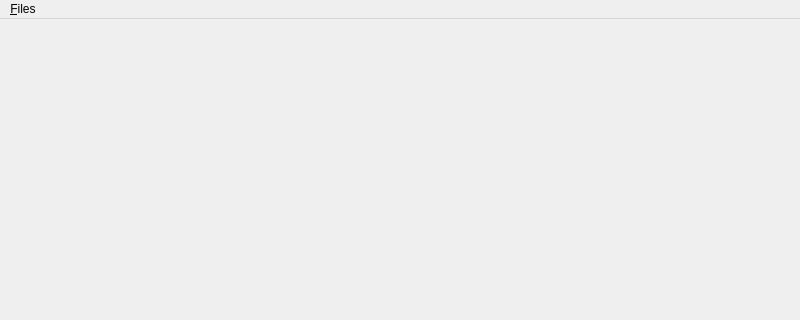
Qt form qmesydaq/mesydaq2mainwindow.ui (flueke/qmesydaq) before a commit; both pictures show x 0 to 800 and y 0 to 320 of the 800 by 600 pixel window.
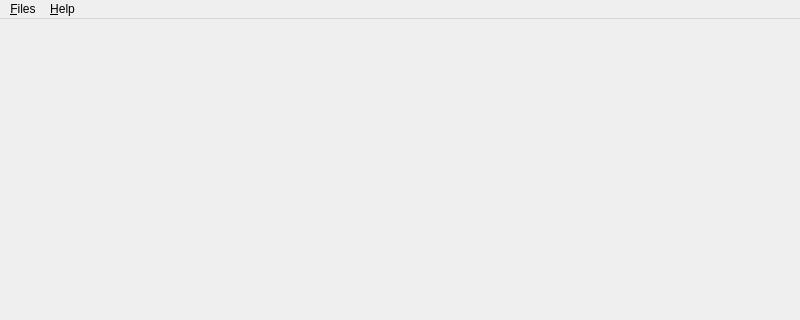
The same form after that commit.

What changed in the file:
```diff
--- a/qmesydaq/mesydaq2mainwindow.ui
+++ b/qmesydaq/mesydaq2mainwindow.ui
@@ -42,7 +42,15 @@
     <addaction name="separator"/>
     <addaction name="action_Quit"/>
    </widget>
+   <widget class="QMenu" name="menu_Help">
+    <property name="title">
+     <string>&amp;Help</string>
+    </property>
+    <addaction name="action_About"/>
+    <addaction name="actionAbout_Qt"/>
+   </widget>
    <addaction name="menu_Files"/>
+   <addaction name="menu_Help"/>
   </widget>
   <widget class="QStatusBar" name="statusbar"/>
   <action name="action_Save_Config_File">
```
Left out of the diff: 10 changed lines with no effect on the pictures.
